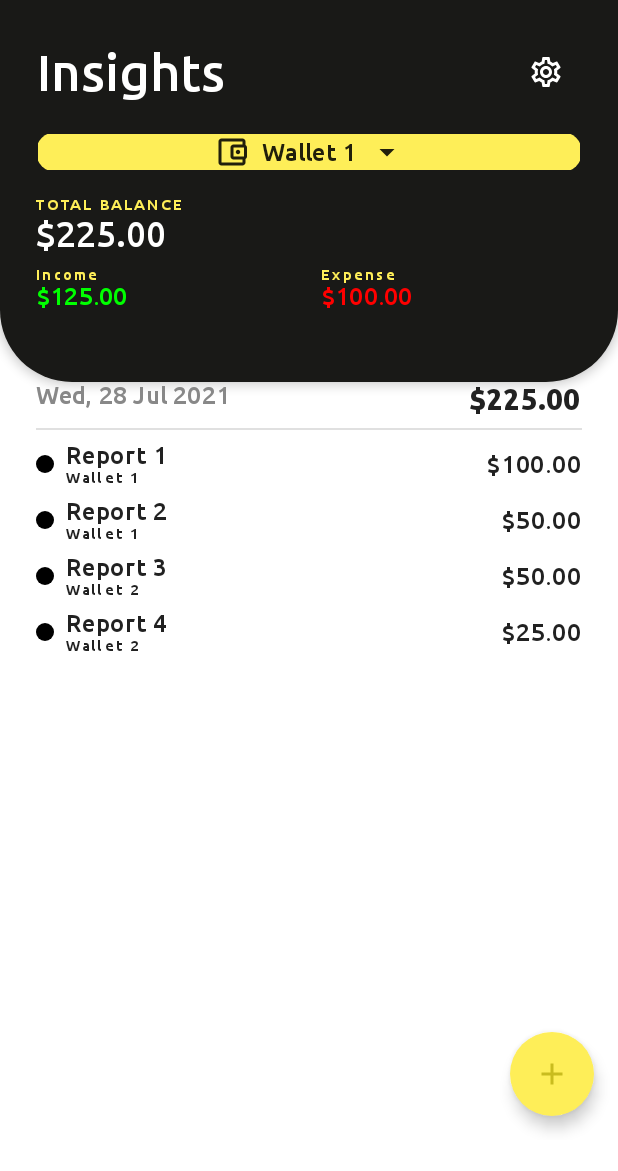
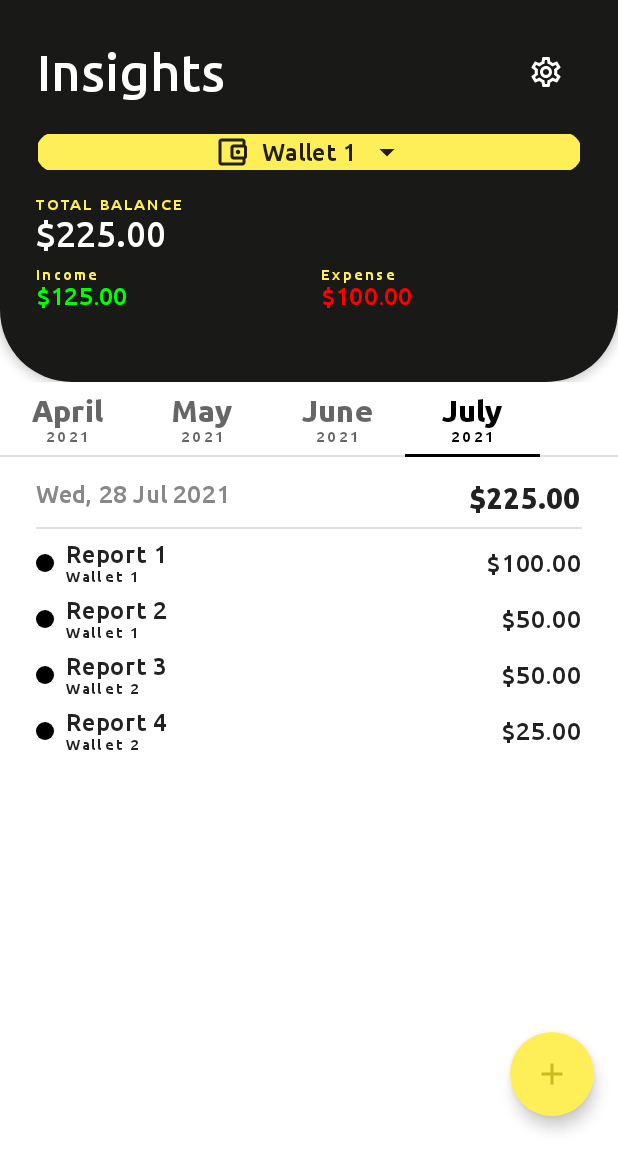
Before and after one commit to lexwilliam/Monelytics, an Android app built with Jetpack Compose: the @Preview function WalletContentPreview, on a phone screen of 412 x 824 dp. Shown: the top 1171 px of the screen. Run offline under Robolectric (Android 15) with nearby library versions, the phone set to English and light mode, and no system bars.

Commit message:
finish ScrollableTabRow for WalletScreen.kt (just ui)

```diff
--- a/app/src/main/java/com/lexwilliam/moneymanager/presentation/ui/wallet/WalletScreen.kt
+++ b/app/src/main/java/com/lexwilliam/moneymanager/presentation/ui/wallet/WalletScreen.kt
@@ -96,11 +96,13 @@ fun WalletContent(
             }
             Column(
                 modifier = Modifier
-                    .padding(horizontal = 24.dp)
                     .verticalScroll(rememberScrollState()),
                 verticalArrangement = Arrangement.spacedBy(16.dp)
             ) {
+                var status by remember { mutableStateOf(thisMonth) }
+                WalletTabRow(status = status, wallet = wallet, setTime = { status = it })
                 HistoryList(
+                    modifier = Modifier.padding(horizontal = 24.dp),
                     reports = wallet.reports,
                     navToReportDetail = { navToReportDetail(it) },
                     todayEnabled = false
@@ -236,25 +238,32 @@ fun WalletTabRow(
     wallet: WalletPresentation,
     setTime: (String) -> Unit
 ) {
-    val reportList = wallet.reports
-    var currentIndex by remember { mutableStateOf(0) }
-    TabRow(
+    val fakeMonthList = listOf("April 2021", "May 2021", "June 2021", "July 2021")
+    val groupedList = wallet.reports.groupBy { convertLongToTime(it.timeAdded, "MMMM yyyy", false) }
+    val onlyMonths = groupedList.map { it.key }
+    if(fakeMonthList.isNotEmpty()) {
+    var currentIndex by remember { mutableStateOf(fakeMonthList.indexOf(status)) }
+        ScrollableTabRow(
             modifier = Modifier.fillMaxWidth(),
             backgroundColor = MaterialTheme.colors.background,
             selectedTabIndex = currentIndex
         ) {
-        reportList.forEachIndexed { index, status ->
+            fakeMonthList.forEachIndexed { index, month ->
                 Tab(
                     selected = index == currentIndex,
                     onClick = {
                         currentIndex = index
+                        setTime(month)
                     }
                 ) {
-                Box(
+                    Column(
                         modifier = Modifier.padding(horizontal = 16.dp, vertical = 8.dp),
-                    contentAlignment = Alignment.Center
+                        horizontalAlignment = Alignment.CenterHorizontally
                     ) {
-//                    Text(text = status, style = MaterialTheme.typography.subtitle1)
+                        val arr = month.split(" ")
+                        Text(text = arr[0], style = MaterialTheme.typography.h6)
+                        Text(text = arr[1], style = MaterialTheme.typography.overline)
+                    }
                 }
             }
         }
--- a/app/src/main/java/com/lexwilliam/moneymanager/presentation/util/UiUtils.kt
+++ b/app/src/main/java/com/lexwilliam/moneymanager/presentation/util/UiUtils.kt
@@ -7,6 +7,7 @@ import androidx.compose.ui.unit.dp
 import com.lexwilliam.moneymanager.R
 import com.lexwilliam.moneymanager.data.model.ReportType
 import com.lexwilliam.moneymanager.presentation.model.ReportCategory
+import com.lexwilliam.moneymanager.presentation.model.ReportPresentation
 import com.lexwilliam.moneymanager.presentation.model.WalletPresentation
 import com.lexwilliam.moneymanager.presentation.ui.theme.*
 import java.text.NumberFormat
@@ -19,7 +20,7 @@ import java.util.*
 val cardWidth = 200.dp
 val cardHeight = 270.dp
 
-val thisMonth = convertLongToTime(System.currentTimeMillis(), "MMM yyyy", false)
+val thisMonth = convertLongToTime(System.currentTimeMillis(), "MMMM yyyy", false)
 
 val walletIconResources: List<Int> = listOf(
     R.drawable.account_balance_black_24dp,
```
Lines whose indentation alone changed are shown as unchanged.
